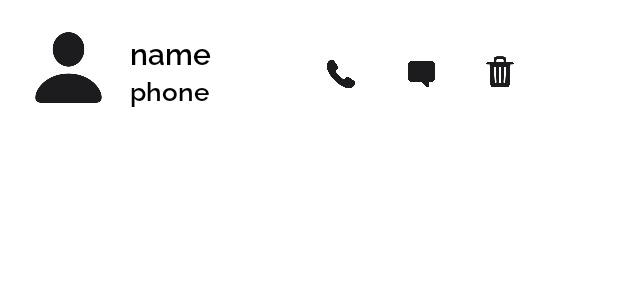
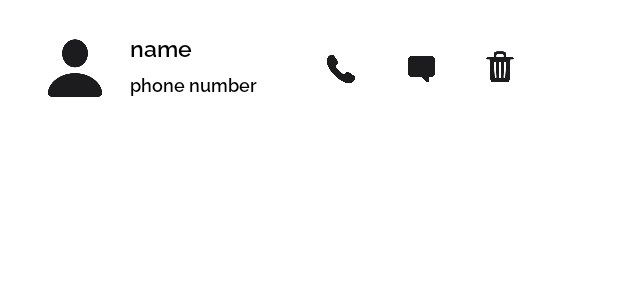
Before and after one commit to shyo21/CS496, an Android app: the layout contact_item.xml on its own in the app's theme, with its tools: preview values and no code run, on a phone screen of 412 x 824 dp. Shown: the top 300 px of the screen. Run offline under Robolectric (Android 15) with nearby library versions, the phone set to English and light mode, and no system bars.

Commit message:
feat: add contact implemented 간단한 UI 변화

```diff
--- a/app/src/main/AndroidManifest.xml
+++ b/app/src/main/AndroidManifest.xml
@@ -19,6 +19,7 @@
         android:requestLegacyExternalStorage="true"
         android:roundIcon="@mipmap/ic_launcher_round"
         android:supportsRtl="true"
+        android:grantUriPermissions = "true"
         android:theme="@style/Theme.Proj1">
         <activity
             android:name=".MainActivity"
--- a/app/src/main/res/layout/contact_item.xml
+++ b/app/src/main/res/layout/contact_item.xml
@@ -15,7 +15,7 @@
         android:fontFamily="@font/raleway_semibold"
         android:text="name"
         android:textColor="@color/black"
-        android:textSize="20dp"
+        android:textSize="15dp"
         android:textStyle="bold"
         app:layout_constraintBottom_toTopOf="@+id/tv_number"
         app:layout_constraintEnd_toStartOf="@+id/callButton"
@@ -33,7 +33,7 @@
         android:fontFamily="@font/raleway_semibold"
         android:text="phone number"
         android:textColor="@color/black"
-        android:textSize="17dp"
+        android:textSize="12dp"
         app:layout_constraintBottom_toBottomOf="parent"
         app:layout_constraintEnd_toStartOf="@+id/callButton"
         app:layout_constraintHorizontal_bias="0.0"
@@ -43,16 +43,16 @@
 
     <ImageView
         android:id="@+id/imageView2"
-        android:layout_width="83dp"
-        android:layout_height="78dp"
-        android:layout_marginStart="4dp"
+        android:layout_width="68dp"
+        android:layout_height="58dp"
+        android:layout_marginStart="16dp"
         android:backgroundTint="@color/white"
         android:scaleType="centerCrop"
         android:src="@drawable/person"
         app:layout_constraintBottom_toBottomOf="parent"
         app:layout_constraintStart_toStartOf="parent"
         app:layout_constraintTop_toTopOf="parent"
-        app:layout_constraintVertical_bias="0.466"
+        app:layout_constraintVertical_bias="0.485"
         tools:ignore="ContentDescription" />
 
     <androidx.constraintlayout.widget.Guideline
@@ -73,8 +73,20 @@
         app:layout_constraintBottom_toBottomOf="parent"
         app:layout_constraintEnd_toEndOf="parent"
         app:layout_constraintTop_toTopOf="parent"
-        app:layout_constraintVertical_bias="0.553"
+        app:layout_constraintVertical_bias="0.489"
         tools:ignore="ContentDescription,TouchTargetSizeCheck" />
+
+    <ImageButton
+        android:id="@+id/callButton"
+        android:layout_width="56dp"
+        android:layout_height="46dp"
+        android:backgroundTint="@color/white"
+        android:scaleType="centerCrop"
+        android:src="@drawable/phone"
+        app:layout_constraintBottom_toBottomOf="parent"
+        app:layout_constraintEnd_toStartOf="@+id/messageButton"
+        app:layout_constraintTop_toTopOf="parent"
+        app:layout_constraintVertical_bias="0.489" />
 
     <ImageButton
         android:id="@+id/messageButton"
@@ -86,20 +98,8 @@
         app:layout_constraintBottom_toBottomOf="parent"
         app:layout_constraintEnd_toStartOf="@+id/removeButton"
         app:layout_constraintTop_toTopOf="parent"
-        app:layout_constraintVertical_bias="0.553"
+        app:layout_constraintVertical_bias="0.489"
         tools:ignore="ContentDescription" />
-
-    <ImageButton
-        android:id="@+id/callButton"
-        android:layout_width="56dp"
-        android:layout_height="46dp"
-        android:backgroundTint="@color/white"
-        android:scaleType="centerCrop"
-        android:src="@drawable/phone"
-        app:layout_constraintBottom_toBottomOf="parent"
-        app:layout_constraintEnd_toStartOf="@+id/messageButton"
-        app:layout_constraintTop_toTopOf="parent"
-        app:layout_constraintVertical_bias="0.553" />
 
 
 </androidx.constraintlayout.widget.ConstraintLayout>
```
Also changed, not shown: app/src/main/java/com/example/proj1/ContactAdapter.java (+41 -23 lines), app/src/main/res/drawable/bubble_dark.png (added), app/src/main/res/drawable/person_dark.png (added), app/src/main/res/drawable/phone_dark.png (added), app/src/main/res/raleway_semibold.ttf (added).
